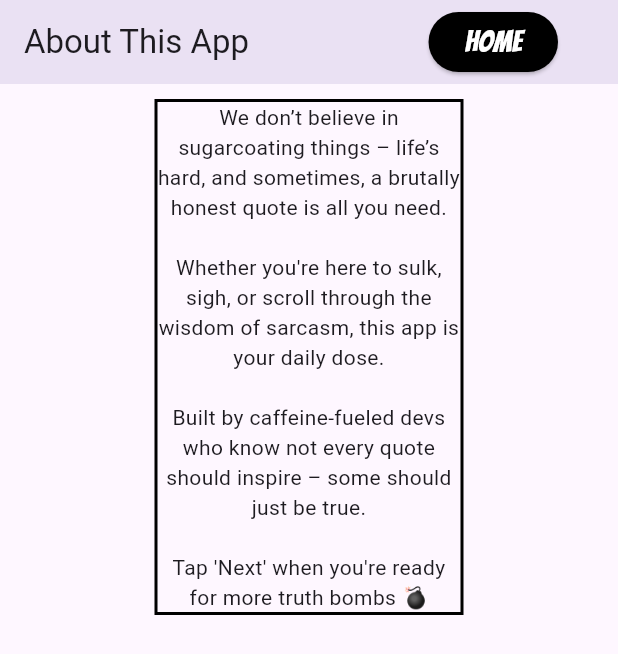
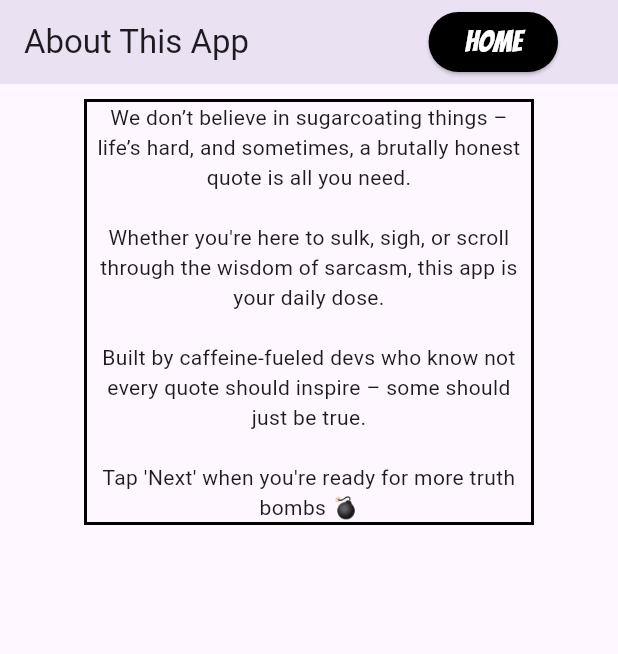
Before and after one commit to nehalali110/quotes-app, a Flutter app: the screen it shows after launch, after a tap on "About", on a phone screen of 412 x 824 dp. Shown: the top 654 px of the screen. Run offline on Flutter 3.47's test engine with Material 3 defaults, Android fonts, the light colour scheme and no system bars.

Commit message:
Added clamp in sizes for better responsiveness

```diff
--- a/lib/about_us.dart
+++ b/lib/about_us.dart
@@ -41,7 +41,7 @@ class AboutScreen extends StatelessWidget {
             Padding(
               padding: EdgeInsets.fromLTRB(0, 10, 0, 0),
               child: Container(
-                width: screenWidth * 0.5,
+                width: (screenWidth * 0.5).clamp(300, 600),
                 decoration: BoxDecoration(
                   border: Border.all(width: 2, color: Colors.black),
                 ),
--- a/lib/widgets/quote_card.dart
+++ b/lib/widgets/quote_card.dart
@@ -12,8 +12,8 @@ class QuoteCard extends StatelessWidget {
     return DefaultTextStyle(
       style: TextStyle(fontFamily: 'Bangers'),
       child: Container(
-        height: screenWidth * 0.5,
-        width: screenWidth * 0.8,
+        height: (screenWidth * 0.3).clamp(300,600),
+        width: (screenWidth * 0.8).clamp(300, 600),
         decoration: BoxDecoration(
           color: Colors.white,
           border: Border.all(color: Colors.black, width: 2),
```
